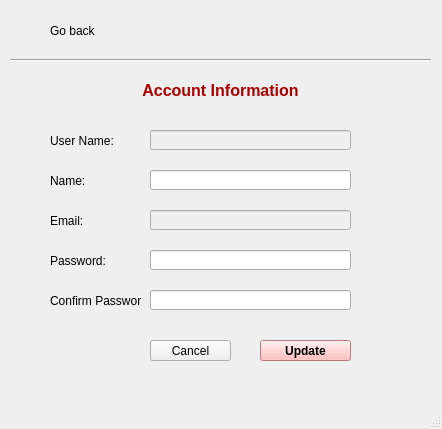
Qt form ui/ChangeInformationUI.ui (ThongNguyen0509/MLBA-Factory-Management) before a commit.
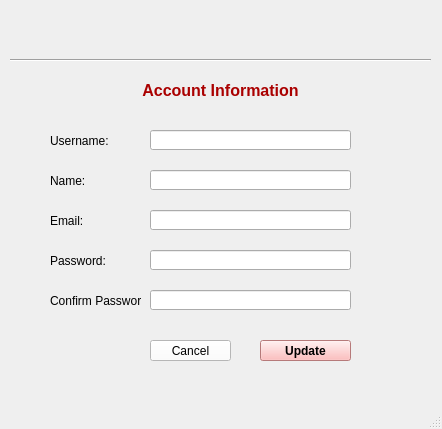
The same form after that commit. Icons and pictures are not drawn.

What changed in the file:
```diff
--- a/ui/ChangeInformationUI.ui
+++ b/ui/ChangeInformationUI.ui
@@ -13,6 +13,15 @@
   <property name="windowTitle">
    <string>MainWindow</string>
   </property>
+  <property name="autoFillBackground">
+   <bool>false</bool>
+  </property>
+  <property name="styleSheet">
+   <string notr="true"/>
+  </property>
+  <property name="dockNestingEnabled">
+   <bool>false</bool>
+  </property>
   <widget class="QWidget" name="centralwidget">
    <widget class="QLabel" name="label">
     <property name="geometry">
@@ -23,8 +32,11 @@
       <height>21</height>
      </rect>
     </property>
+    <property name="styleSheet">
+     <string notr="true"/>
+    </property>
     <property name="text">
-     <string>User Name:</string>
+     <string>Username:</string>
     </property>
    </widget>
    <widget class="QLabel" name="label_2">
@@ -36,6 +48,9 @@
       <height>21</height>
      </rect>
     </property>
+    <property name="styleSheet">
+     <string notr="true"/>
+    </property>
     <property name="text">
      <string>Name:</string>
     </property>
@@ -49,6 +64,9 @@
       <height>21</height>
      </rect>
     </property>
+    <property name="styleSheet">
+     <string notr="true"/>
+    </property>
     <property name="text">
      <string>Email:</string>
     </property>
@@ -62,14 +80,14 @@
       <height>21</height>
      </rect>
     </property>
+    <property name="styleSheet">
+     <string notr="true"/>
+    </property>
     <property name="text">
      <string>Password:</string>
     </property>
    </widget>
    <widget class="QLineEdit" name="le_userName">
-    <property name="enabled">
-     <bool>false</bool>
-    </property>
     <property name="geometry">
      <rect>
       <x>150</x>
@@ -90,9 +108,6 @@
     </property>
    </widget>
    <widget class="QLineEdit" name="le_email">
-    <property name="enabled">
-     <bool>false</bool>
-    </property>
     <property name="geometry">
      <rect>
       <x>150</x>
@@ -127,6 +142,9 @@
       <height>21</height>
      </rect>
     </property>
+    <property name="styleSheet">
+     <string notr="true"/>
+    </property>
     <property name="text">
      <string>Confirm Password:</string>
     </property>
@@ -153,6 +171,9 @@
       <height>21</height>
      </rect>
     </property>
+    <property name="styleSheet">
+     <string notr="true">background-color: rgb(255, 255, 255);</string>
+    </property>
     <property name="text">
      <string>Cancel</string>
     </property>
@@ -230,48 +251,44 @@
    <widget class="QLabel" name="label_11">
     <property name="geometry">
      <rect>
-      <x>0</x>
+      <x>90</x>
       <y>70</y>
-      <width>441</width>
+      <width>261</width>
       <height>41</height>
      </rect>
     </property>
+    <property name="styleSheet">
+     <string notr="true"/>
+    </property>
     <property name="text">
      <string>&lt;html&gt;&lt;head/&gt;&lt;body&gt;&lt;p align=&quot;center&quot;&gt;&lt;span style=&quot; font-size:12pt; font-weight:600; color:#aa0000;&quot;&gt;Account Information&lt;/span&gt;&lt;/p&gt;&lt;/body&gt;&lt;/html&gt;</string>
     </property>
    </widget>
-   <widget class="QLabel" name="label_12">
+   <widget class="QLabel" name="label_8">
     <property name="geometry">
      <rect>
-      <x>20</x>
-      <y>20</y>
-      <width>21</width>
-      <height>21</height>
+      <x>10</x>
+      <y>0</y>
+      <width>61</width>
+      <height>61</height>
      </rect>
     </property>
+    <property name="autoFillBackground">
+     <bool>false</bool>
+    </property>
+    <property name="styleSheet">
+     <string notr="true"/>
+    </property>
     <property name="text">
      <string/>
     </property>
     <property name="pixmap">
-     <pixmap>../image/img_back.png</pixmap>
+     <pixmap>../image/img_Update.png</pixmap>
     </property>
     <property name="scaledContents">
      <bool>true</bool>
     </property>
    </widget>
-   <widget class="QLabel" name="label_7">
-    <property name="geometry">
-     <rect>
-      <x>50</x>
-      <y>20</y>
-      <width>51</width>
-      <height>21</height>
-     </rect>
-    </property>
-    <property name="text">
-     <string>Go back</string>
-    </property>
-   </widget>
   </widget>
   <widget class="QMenuBar" name="menubar">
    <property name="geometry">
```
